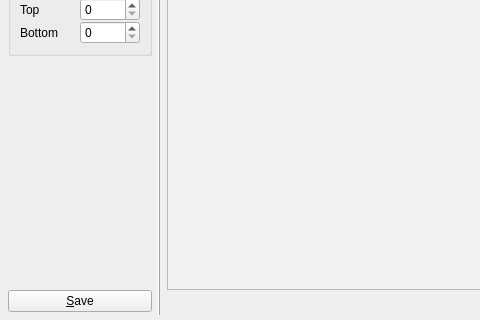
The window that Editors/SpriteEditor.ui (enigma-dev/RadialGM) describes before a commit, drawn with Qt 5; both pictures show x 0 to 480 and y 298 to 618 of the 785 by 618 pixel window.
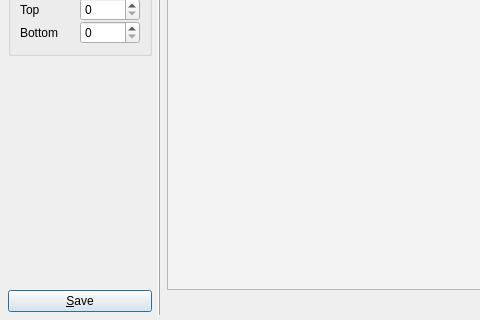
The same window after the commit. Icons and pictures are not drawn. Custom widgets are drawn as their Qt base class.

Commit message: make save buttons default

```diff
--- a/Editors/SpriteEditor.ui
+++ b/Editors/SpriteEditor.ui
@@ -270,6 +270,9 @@
         <iconset resource="../images.qrc">
          <normaloff>:/actions/accept.png</normaloff>:/actions/accept.png</iconset>
        </property>
+       <property name="default">
+        <bool>true</bool>
+       </property>
       </widget>
      </item>
     </layout>
```
The commit also changes 1 other file.
